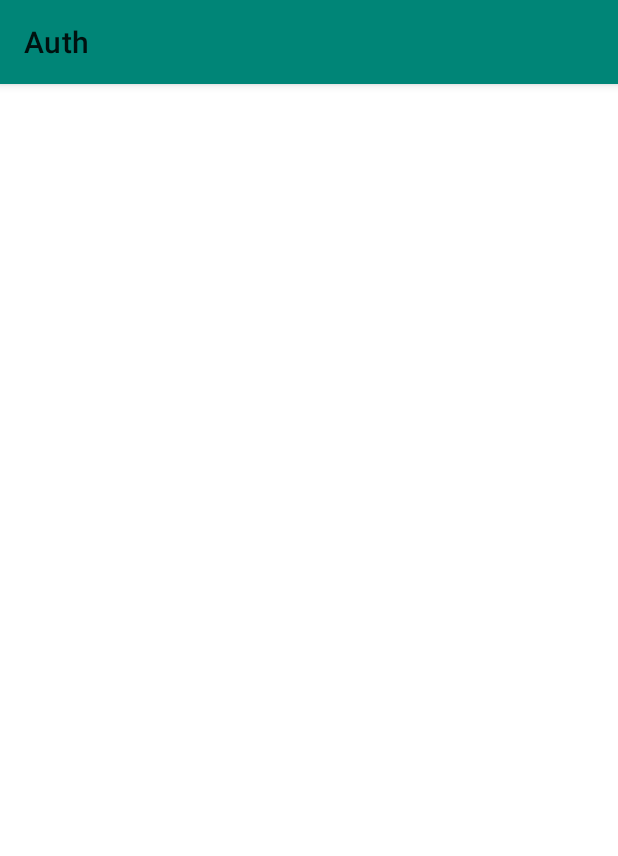
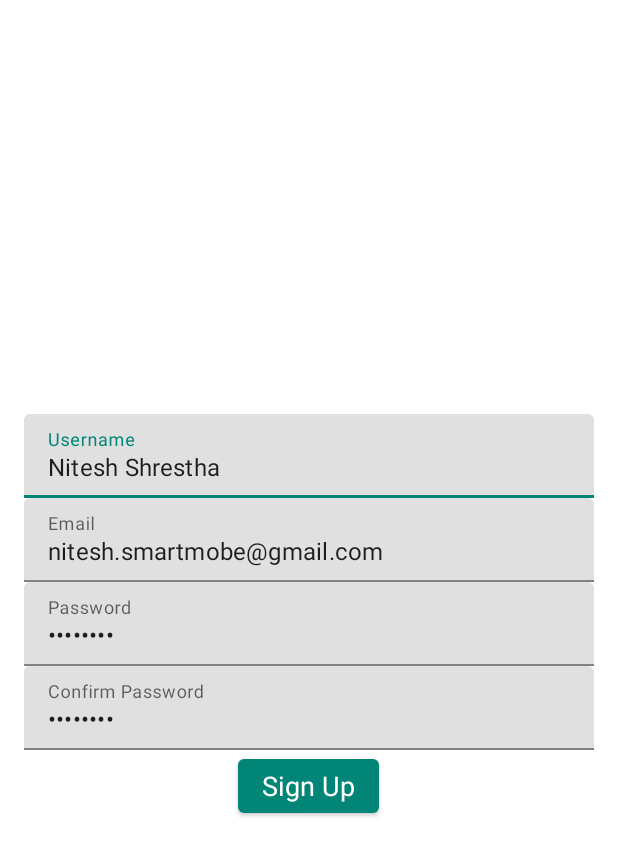
Before and after one commit to khadkarajesh/Auth, an Android app: the screen it shows after launch (SignupActivity), on a phone screen of 412 x 824 dp. Shown: the top 856 px of the screen. Run offline under Robolectric (Android 15) with nearby library versions, the phone set to English and light mode, and no system bars; libraries missing offline, so code that uses them is left out: com.squareup.otto, org.jetbrains.anko, org.koin.android, org.koin.androidx; 4 statements that could not run were skipped.

Commit message:
add signup activity

```diff
--- a/auth/build.gradle
+++ b/auth/build.gradle
@@ -37,7 +37,7 @@ dependencies {
     implementation(deps.anko) {
         exclude group: "com.android.support"
     }
-
+    implementation 'androidx.core:core-ktx:1.0.1'
     implementation deps.coroutines.coroutine
     implementation deps.koin.scope
     implementation deps.koin.viewmodel
--- a/auth/src/main/AndroidManifest.xml
+++ b/auth/src/main/AndroidManifest.xml
@@ -12,7 +12,7 @@
             android:exported="false" />
 
         <activity android:name=".ui.login.LoginActivity" />
-        <activity android:name=".ui.signup.SignupActivity"></activity>
+        <activity android:name=".ui.signup.SignupActivity" />
     </application>
 
 </manifest>
--- /dev/null
+++ b/auth/src/main/java/com/smartmobe/auth/extensions/ActivityExtensions.kt
@@ -0,0 +1,11 @@
+package com.smartmobe.auth.extensions
+
+import android.view.Window
+import android.view.WindowManager
+import androidx.appcompat.app.AppCompatActivity
+
+fun AppCompatActivity.makeFullScreen() {
+    requestWindowFeature(Window.FEATURE_NO_TITLE)
+    window.setFlags(WindowManager.LayoutParams.FLAG_FULLSCREEN, WindowManager.LayoutParams.FLAG_FULLSCREEN)
+    supportActionBar?.hide()
+}
--- a/auth/src/main/java/com/smartmobe/auth/ui/login/LoginActivity.kt
+++ b/auth/src/main/java/com/smartmobe/auth/ui/login/LoginActivity.kt
@@ -4,10 +4,9 @@ import android.content.Intent
 import android.os.Bundle
 import android.text.Editable
 import android.text.TextWatcher
-import android.view.Window
-import android.view.WindowManager
 import com.smartmobe.auth.R
 import com.smartmobe.auth.base.activity.BaseActivity
+import com.smartmobe.auth.extensions.makeFullScreen
 import com.smartmobe.auth.ui.signup.SignupActivity
 import com.smartmobe.kservice.data.rest.request.LoginBody
 import com.smartmobe.modulararchitecture.ui.login.LoginViewModel
@@ -67,12 +66,6 @@ class LoginActivity : BaseActivity<LoginViewModel>(LoginViewModel::class) {
         login_tv_forget_password.setOnClickListener { }
     }
 
-    private fun makeFullScreen() {
-        requestWindowFeature(Window.FEATURE_NO_TITLE)
-        window.setFlags(WindowManager.LayoutParams.FLAG_FULLSCREEN, WindowManager.LayoutParams.FLAG_FULLSCREEN)
-        supportActionBar?.hide()
-    }
-
     fun isValid(): Boolean {
         return !login_edt_username.text.isNullOrEmpty()
                 && android.util.Patterns.EMAIL_ADDRESS.matcher(login_edt_username.text).matches()
--- a/auth/src/main/java/com/smartmobe/auth/ui/signup/SignupActivity.kt
+++ b/auth/src/main/java/com/smartmobe/auth/ui/signup/SignupActivity.kt
@@ -1,38 +1,68 @@
 package com.smartmobe.auth.ui.signup
 
 import android.os.Bundle
-import android.view.View
+import android.text.Editable
+import android.text.TextWatcher
+import android.view.ViewGroup
+import android.widget.LinearLayout
 import androidx.appcompat.app.AppCompatActivity
+import androidx.core.view.children
+import com.google.android.material.textfield.TextInputLayout
 import com.smartmobe.auth.R
-import org.jetbrains.anko.*
+import com.smartmobe.auth.extensions.makeFullScreen
+import kotlinx.android.synthetic.main.activity_signup.*
 
 class SignupActivity : AppCompatActivity() {
-
+    private lateinit var rootView: LinearLayout
     override fun onCreate(savedInstanceState: Bundle?) {
+        makeFullScreen()
         super.onCreate(savedInstanceState)
         setContentView(R.layout.activity_signup)
 
-        verticalLayout {
-            padding = dip(30)
-            editText {
-                hint = "Name"
-            }
-            editText {
-                hint = "Password"
-            }
-            button("Login") {
-            }
-        }
+        rootView = window.decorView.findViewById<ViewGroup>(android.R.id.content).getChildAt(0) as LinearLayout
+        rootView.children
+                .filter { it is TextInputLayout }
+                .map { it as TextInputLayout }
+                .forEach {
+                    it?.editText?.addTextChangedListener(object : TextWatcher {
+                        override fun afterTextChanged(s: Editable?) {
+                        }
 
-        setOnclickListener {
-        }
+                        override fun beforeTextChanged(s: CharSequence?, start: Int, count: Int, after: Int) {
+                        }
+
+                        override fun onTextChanged(s: CharSequence?, start: Int, before: Int, count: Int) {
+                            clearAllError()
+                            if (s.isNullOrEmpty()) {
+                                it?.error = String.format("1%s 2%s",
+                                        it.editText?.hint.toString(),
+                                        getString(R.string.msg_auth_empty_input_field))
+                            } else if (it.id == R.id.signup_til_email
+                                    && !android.util.Patterns.EMAIL_ADDRESS.matcher(signup_til_password.editText?.text).matches()) {
+                                it.error = getString(R.string.msg_auth_email_invalid)
+                            }
+                            if (signup_til_password.editText?.text.toString()!! != signup_til_confirm_password.editText?.text.toString()) {
+                                signup_til_confirm_password.error = getString(R.string.msg_auth_confirm_password_should_be_same)
+                            }
+                            signup_btn_submit.isEnabled = isValid()
+                        }
+                    })
+                }
     }
 
-    fun doAsync(f: () -> Unit) {
-        Thread { f }.start()
+    private fun clearAllError() {
+        rootView.children
+                .filter { it is TextInputLayout }
+                .map { it as TextInputLayout }
+                .forEach { it.error = null }
     }
 
-    fun setOnclickListener(listener: (View) -> Unit) {
-        listener
+    private fun isValid(): Boolean {
+        rootView.children.forEach {
+            var textInputLayout: TextInputLayout = it as TextInputLayout
+            return !textInputLayout.editText?.text?.isNullOrEmpty()!!
+                    || signup_til_password.editText?.text == signup_til_confirm_password.editText?.text
+        }
+        return true
     }
 }
--- a/auth/src/main/res/layout/activity_signup.xml
+++ b/auth/src/main/res/layout/activity_signup.xml
@@ -1,9 +1,71 @@
 <?xml version="1.0" encoding="utf-8"?>
-<androidx.constraintlayout.widget.ConstraintLayout xmlns:android="http://schemas.android.com/apk/res/android"
-    xmlns:app="http://schemas.android.com/apk/res-auto"
+<LinearLayout xmlns:android="http://schemas.android.com/apk/res/android"
     xmlns:tools="http://schemas.android.com/tools"
     android:layout_width="match_parent"
-    android:layout_height="match_parent"
+    android:layout_height="wrap_content"
+    android:layout_gravity="center"
+    android:orientation="vertical"
+    android:padding="@dimen/dimen_8x2"
     tools:context=".ui.signup.SignupActivity">
 
-</androidx.constraintlayout.widget.ConstraintLayout>
+    <com.google.android.material.textfield.TextInputLayout
+        android:id="@+id/signup_til_username"
+        android:layout_width="match_parent"
+        android:layout_height="wrap_content"
+        android:hint="@string/hint_auth_username">
+
+        <com.google.android.material.textfield.TextInputEditText
+            android:layout_width="match_parent"
+            android:layout_height="wrap_content"
+            android:text="Nitesh Shrestha" />
+    </com.google.android.material.textfield.TextInputLayout>
+
+    <com.google.android.material.textfield.TextInputLayout
+        android:id="@+id/signup_til_email"
+        android:layout_width="match_parent"
+        android:layout_height="wrap_content"
+        android:hint="@string/hint_auth_email">
+
+        <com.google.android.material.textfield.TextInputEditText
+            android:layout_width="match_parent"
+            android:layout_height="wrap_content"
+            android:text="nitesh.smartmobe@gmail.com" />
+    </com.google.android.material.textfield.TextInputLayout>
+
+    <com.google.android.material.textfield.TextInputLayout
+        android:id="@+id/signup_til_password"
+        android:layout_width="match_parent"
+        android:layout_height="wrap_content"
+        android:hint="@string/hint_auth_password">
+
+        <com.google.android.material.textfield.TextInputEditText
+            android:layout_width="match_parent"
+            android:layout_height="wrap_content"
+            android:inputType="textPassword"
+            android:text="password" />
+    </com.google.android.material.textfield.TextInputLayout>
+
+    <com.google.android.material.textfield.TextInputLayout
+        android:id="@+id/signup_til_confirm_password"
+        android:layout_width="match_parent"
+        android:layout_height="wrap_content"
+        android:hint="@string/hint_auth_confirm_password">
+
+        <com.google.android.material.textfield.TextInputEditText
+            android:layout_width="match_parent"
+            android:layout_height="wrap_content"
+            android:inputType="textPassword"
+            android:text="password" />
+    </com.google.android.material.textfield.TextInputLayout>
+
+
+    <com.google.android.material.button.MaterialButton
+        android:id="@+id/signup_btn_submit"
+        android:layout_width="wrap_content"
+        android:layout_height="wrap_content"
+        android:layout_gravity="center"
+        android:text="@string/hint_auth_signup"
+        android:textAppearance="@style/TextAppearance.AppCompat.Medium" />
+
+
+</LinearLayout>
--- a/auth/src/main/res/values/strings.xml
+++ b/auth/src/main/res/values/strings.xml
@@ -1,12 +1,17 @@
 <resources>
     <string name="app_name">auth</string>
     <string name="msg_auth_username_empty">Username cannot be empty</string>
-    <string name="msg_auth_email_invalid">Enter valid email</string>
+    <string name="msg_auth_email_invalid">Enter valid email address</string>
     <string name="msg_auth_password_empty">Password cannot be empty</string>
     <string name="hint_auth_login">Login</string>
+    <string name="hint_auth_signup">Sign Up</string>
     <string name="hint_auth_password">Password</string>
+    <string name="hint_auth_confirm_password">Confirm Password</string>
     <string name="hint_auth_username">Username</string>
+    <string name="hint_auth_email">Email</string>
     <string name="msg_auth_loading">Loading...</string>
     <string name="msg_auth_logging_in">Logging in...</string>
     <string name="auth_txt_forgot_password">Forgot password?</string>
+    <string name="msg_auth_confirm_password_should_be_same">Confirm password must be same</string>
+    <string name="msg_auth_empty_input_field">can not be empty</string>
 </resources>
```
